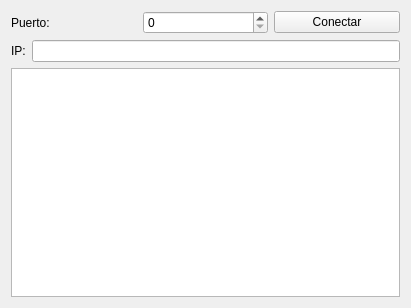
This is Comunicacion UDP/UDPClient/widget.ui in vicfer89/Qt-CodeRepo_Learning as Qt 5 draws it before an edit. The edited form follows.
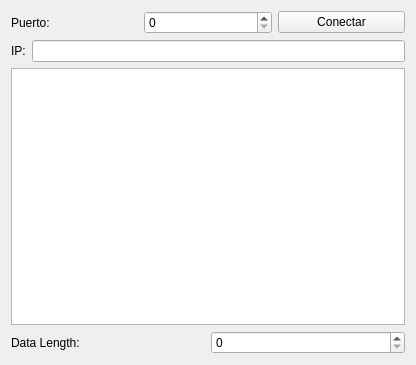
This is the edited form.

Commit message: Modificado cliente para comunicacion UDP para visualizacion de tamaño de paquetes.

Patch:
```diff
--- a/Comunicacion UDP/UDPClient/widget.ui
+++ b/Comunicacion UDP/UDPClient/widget.ui
@@ -6,8 +6,8 @@
    <rect>
     <x>0</x>
     <y>0</y>
-    <width>411</width>
-    <height>308</height>
+    <width>416</width>
+    <height>365</height>
    </rect>
   </property>
   <property name="windowTitle">
@@ -56,6 +56,24 @@
    <item>
     <widget class="QListWidget" name="datos_listWidget"/>
    </item>
+   <item>
+    <layout class="QHBoxLayout" name="horizontalLayout_3">
+     <item>
+      <widget class="QLabel" name="label_3">
+       <property name="text">
+        <string>Data Length:</string>
+       </property>
+      </widget>
+     </item>
+     <item>
+      <widget class="QSpinBox" name="size_spinBox">
+       <property name="maximum">
+        <number>1024</number>
+       </property>
+      </widget>
+     </item>
+    </layout>
+   </item>
   </layout>
  </widget>
  <layoutdefault spacing="6" margin="11"/>
```
The commit also changes 1 other file.
